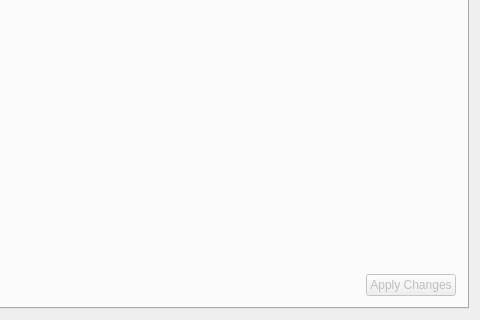
Above: starviewer/src/inputoutput/qconfigurationscreenbase.ui from starviewer-medical/starviewer before the change; both pictures show x 626 to 1106 and y 225 to 545 of the 1106 by 545 pixel window. Below: the same form after it.
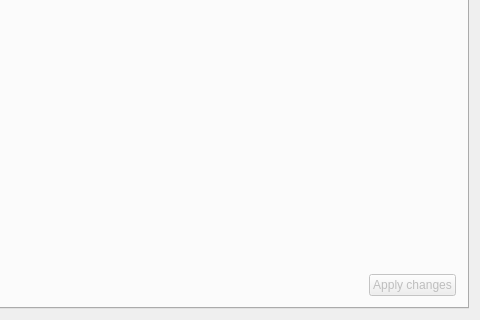
That is the form after the change. The open tabs and pages were chosen to show the change. Icons and pictures are not drawn.

```diff
--- a/starviewer/src/inputoutput/qconfigurationscreenbase.ui
+++ b/starviewer/src/inputoutput/qconfigurationscreenbase.ui
@@ -1055,7 +1055,7 @@
             <enum>Qt::RightToLeft</enum>
            </property>
            <property name="text">
-            <string>Apply Changes</string>
+            <string>Apply changes</string>
            </property>
           </widget>
          </item>
```
Left out of the diff: 10 changed lines with no effect on the pictures.
